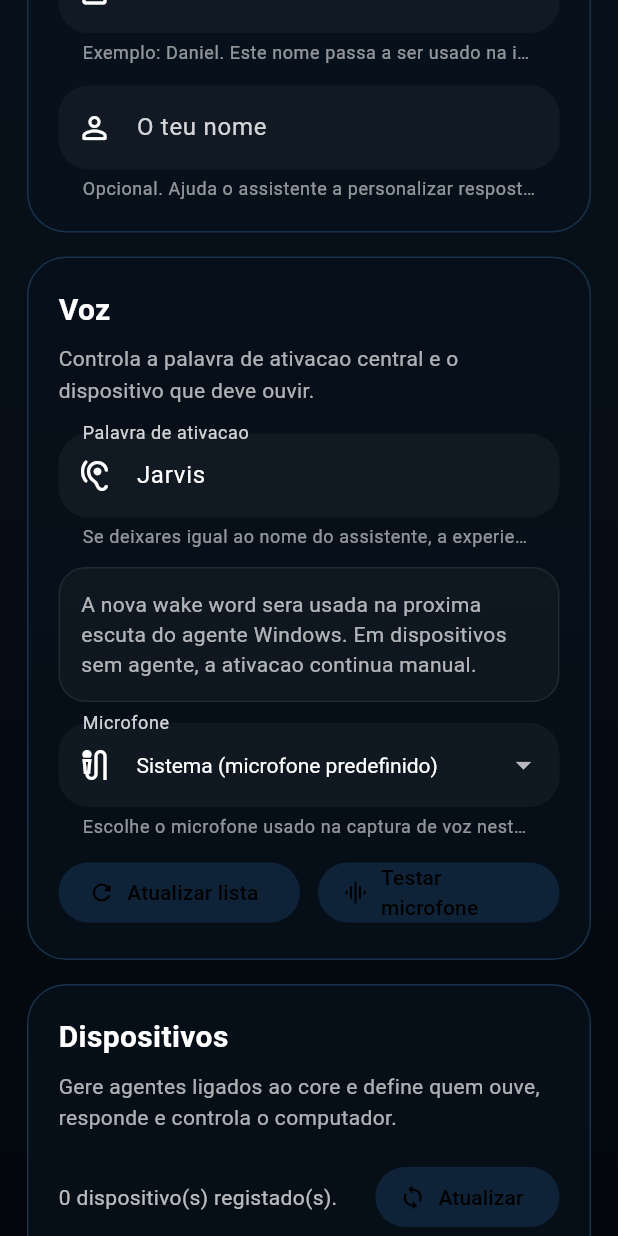
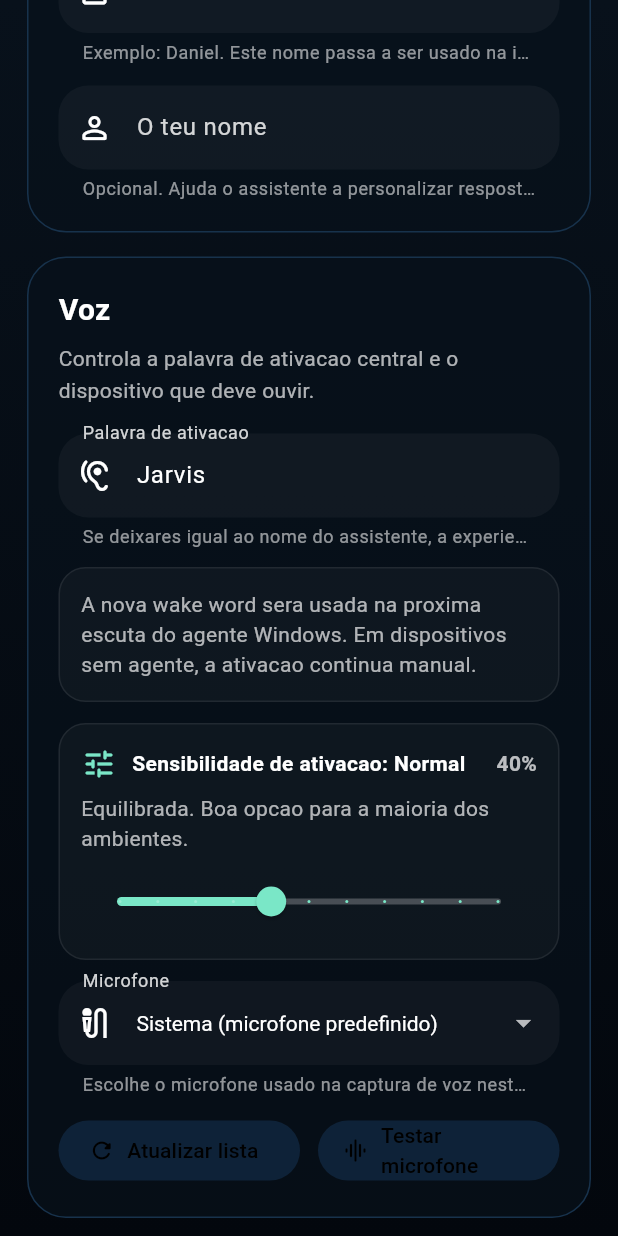
Before and after one commit to rafaeldfdsf/Jarvis_Project, a Flutter app: the SettingsScreen widget shown alone on an empty page, opened directly, scrolled down 576 dp, on a phone screen of 412 x 824 dp. Run offline on Flutter 3.47's test engine with Material 3 defaults, Android fonts, the phone set to English and light mode, and no system bars; our stand-ins replace audioplayers; missing offline and left inert: android_intent_plus, record, tray_manager, vad, window_manager; network calls fail.

Commit message:
feat: add wake word sensitivity configuration and handling across the application

```diff
--- a/jarvis_flutter/lib/screens/settings_screen.dart
+++ b/jarvis_flutter/lib/screens/settings_screen.dart
@@ -37,6 +37,7 @@ class _SettingsScreenState extends State<SettingsScreen> {
   bool _loadingMicrophones = false;
   bool _testingMicrophone = false;
   bool _homeAssistantEnabled = false;
+  double _wakeWordSensitivity = 40;
   HomeAssistantStatus? _homeAssistantStatus;
   List<MicrophoneDevice> _microphones = const <MicrophoneDevice>[];
   String _selectedMicrophoneId = '';
@@ -64,10 +65,39 @@ class _SettingsScreenState extends State<SettingsScreen> {
     _assistantNameController.text = _settings.assistantName;
     _userNameController.text = _settings.userName;
     _wakeWordController.text = _settings.wakeWordPhrase;
+    _wakeWordSensitivity = _settings.wakeWordSensitivity.toDouble();
     _homeAssistantEnabled = _settings.homeAssistantEnabled;
     _homeAssistantUrlController.text = _settings.homeAssistantUrl;
     _homeAssistantTokenController.text = _settings.homeAssistantToken;
     _selectedMicrophoneId = _settings.microphoneDeviceId;
+  }
+
+  String get _wakeWordSensitivityLabel {
+    final value = _wakeWordSensitivity.round();
+    if (value <= 25) {
+      return 'Baixa';
+    }
+    if (value <= 60) {
+      return 'Normal';
+    }
+    if (value <= 80) {
+      return 'Alta';
+    }
+    return 'Muito alta';
+  }
+
+  String get _wakeWordSensitivityHint {
+    final value = _wakeWordSensitivity.round();
+    if (value <= 25) {
+      return 'Mais exigente. Reduz falsos positivos, mas exige dizer a wake word com mais clareza.';
+    }
+    if (value <= 60) {
+      return 'Equilibrada. Boa opcao para a maioria dos ambientes.';
+    }
+    if (value <= 80) {
+      return 'Mais reativa. Pode ativar melhor à distancia, mas aumenta o risco de disparos acidentais.';
+    }
+    return 'Muito reativa. Usa apenas se o assistente estiver com dificuldade em ouvir a wake word.';
   }
 
   Future<void> _loadMicrophones() async {
@@ -104,6 +134,7 @@ class _SettingsScreenState extends State<SettingsScreen> {
       assistantName: _assistantNameController.text,
       userName: _userNameController.text,
       wakeWordPhrase: _wakeWordController.text,
+      wakeWordSensitivity: _wakeWordSensitivity.round(),
       homeAssistantEnabled: _homeAssistantEnabled,
       homeAssistantUrl: _homeAssistantUrlController.text,
       homeAssistantToken: _homeAssistantTokenController.text,
@@ -146,6 +177,7 @@ class _SettingsScreenState extends State<SettingsScreen> {
       assistantName: _assistantNameController.text,
       userName: _userNameController.text,
       wakeWordPhrase: _wakeWordController.text,
+      wakeWordSensitivity: _wakeWordSensitivity.round(),
       homeAssistantEnabled: _homeAssistantEnabled,
       homeAssistantUrl: _homeAssistantUrlController.text,
       homeAssistantToken: _homeAssistantTokenController.text,
@@ -400,6 +432,71 @@ class _SettingsScreenState extends State<SettingsScreen> {
                               color: Colors.white.withOpacity(0.68),
                               height: 1.45,
                             ),
+                          ),
+                        ),
+                        const SizedBox(height: 14),
+                        Container(
+                          width: double.infinity,
+                          padding: const EdgeInsets.all(14),
+                          decoration: BoxDecoration(
+                            color: Colors.white.withOpacity(0.03),
+                            borderRadius: BorderRadius.circular(18),
+                            border: Border.all(
+                              color: Colors.white.withOpacity(0.08),
+                            ),
+                          ),
+                          child: Column(
+                            crossAxisAlignment: CrossAxisAlignment.start,
+                            children: [
+                              Row(
+                                children: [
+                                  const Icon(
+                                    Icons.tune_rounded,
+                                    color: Color(0xFF7AE7C7),
+                                  ),
+                                  const SizedBox(width: 10),
+                                  Expanded(
+                                    child: Text(
+                                      'Sensibilidade de ativacao: $_wakeWordSensitivityLabel',
+                                      style: const TextStyle(
+                                        color: Colors.white,
+                                        fontWeight: FontWeight.w600,
+                                      ),
+                                    ),
+                                  ),
+                                  Text(
+                                    '${_wakeWordSensitivity.round()}%',
+                                    style: TextStyle(
+                                      color: Colors.white.withOpacity(0.72),
+                                      fontWeight: FontWeight.w600,
+                                    ),
+                                  ),
+                                ],
+                              ),
+                              const SizedBox(height: 8),
+                              Text(
+                                _wakeWordSensitivityHint,
+                                style: TextStyle(
+                                  color: Colors.white.withOpacity(0.68),
+                                  height: 1.45,
+                                ),
+                              ),
+                              const SizedBox(height: 8),
+                              Slider(
+                                value: _wakeWordSensitivity,
+                                min: 0,
+                                max: 100,
+                                divisions: 10,
+                                label: '${_wakeWordSensitivity.round()}%',
+                                activeColor: const Color(0xFF7AE7C7),
+                                inactiveColor: Colors.white24,
+                                onChanged: (value) {
+                                  setState(() {
+                                    _wakeWordSensitivity = value;
+                                  });
+                                },
+                              ),
+                            ],
                           ),
                         ),
                         const SizedBox(height: 14),
--- a/jarvis_flutter/lib/services/api_service.dart
+++ b/jarvis_flutter/lib/services/api_service.dart
@@ -309,6 +309,7 @@ class ApiService {
     required String assistantName,
     required String userName,
     required String wakeWordPhrase,
+    required int wakeWordSensitivity,
     required bool homeAssistantEnabled,
     required String homeAssistantUrl,
     required String homeAssistantToken,
@@ -317,6 +318,7 @@ class ApiService {
       'assistant_name': assistantName,
       'user_name': userName,
       'wake_word_phrase': wakeWordPhrase,
+      'wake_word_sensitivity': wakeWordSensitivity,
       'home_assistant_enabled': homeAssistantEnabled,
       'home_assistant_url': homeAssistantUrl,
       'home_assistant_token': homeAssistantToken,
```
Also changed, not shown: jarvis_flutter/lib/services/agent_service.dart (+16 -1 lines), jarvis_flutter/lib/services/app_settings_service.dart (+39 -0 lines), jarvis_flutter/lib/services/assistant_runtime_service.dart (+9 -1 lines), jarvis_flutter/lib/services/wake_word_service.dart (+9 -2 lines), 5 other files.
